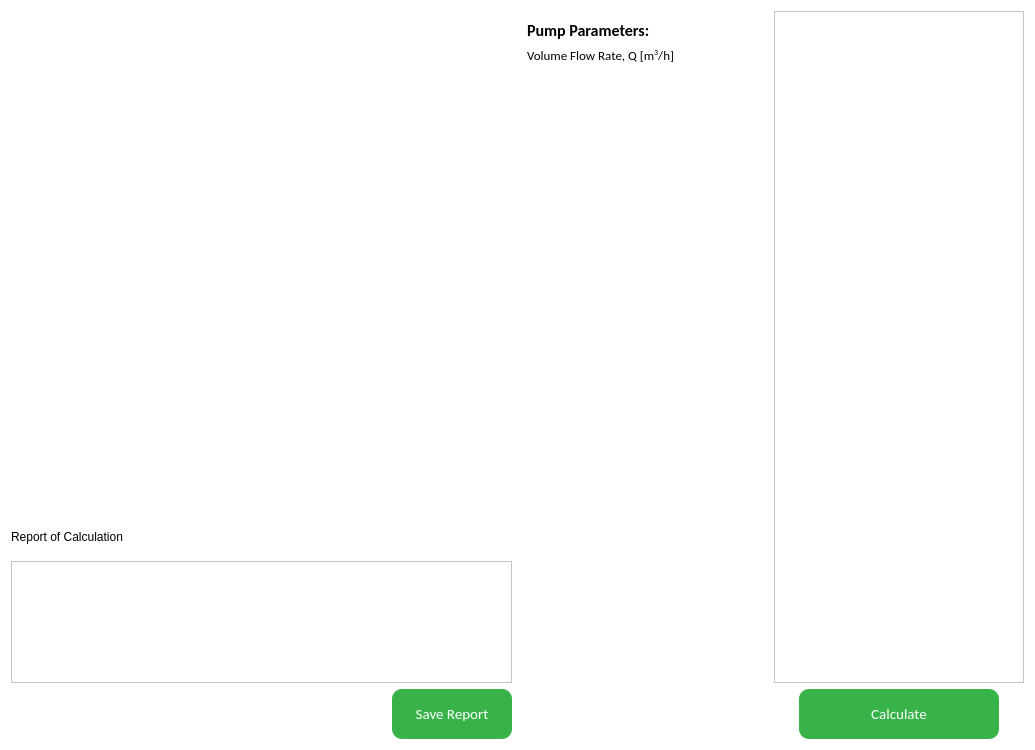
Above: src/ui/components/partswidgets/statorvaneswidget/statorvaneswidget.ui from 20jeka08/centrifugal-pump-calc before the change. Below: the same form after it.
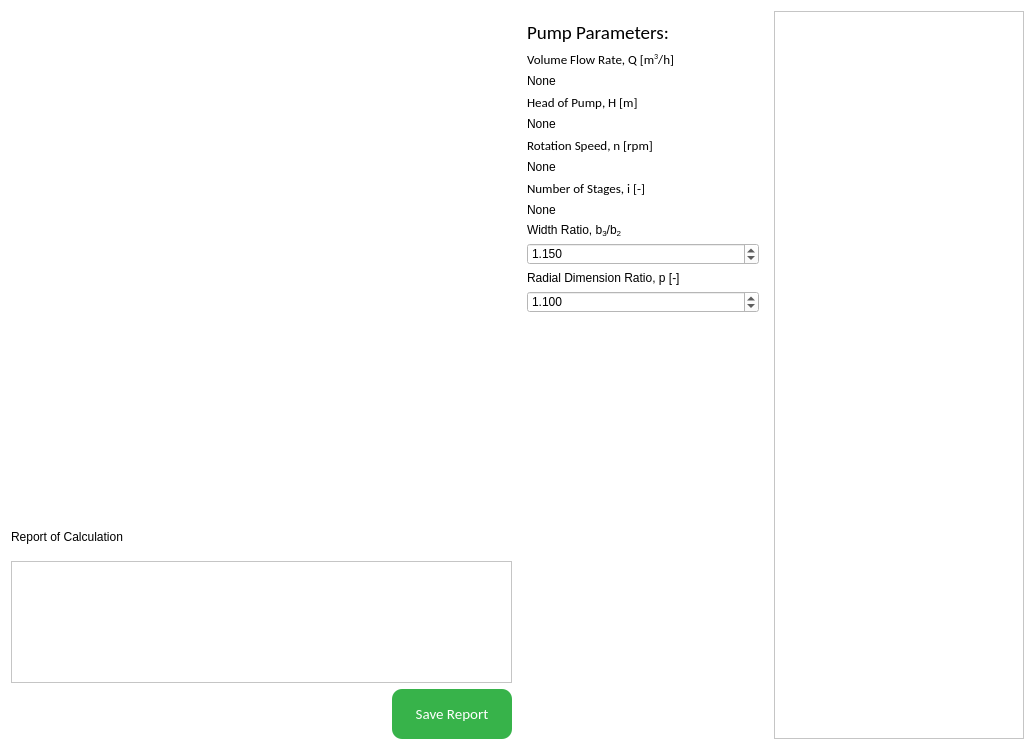
That is the form after the change. Icons and pictures are not drawn.

Commit message: changes in structure, some additions in stator vanes widget

What changed in the file:
```diff
--- a/src/ui/components/partswidgets/statorvaneswidget/statorvaneswidget.ui
+++ b/src/ui/components/partswidgets/statorvaneswidget/statorvaneswidget.ui
@@ -157,11 +157,15 @@
          <property name="font">
           <font>
            <family>Calibri</family>
-           <pointsize>12</pointsize>
-           <weight>75</weight>
-           <bold>true</bold>
+           <pointsize>14</pointsize>
+           <weight>9</weight>
+           <italic>false</italic>
+           <bold>false</bold>
           </font>
          </property>
+         <property name="styleSheet">
+          <string notr="true">font: 75 14pt &quot;Calibri&quot;;</string>
+         </property>
          <property name="text">
           <string>Pump Parameters:</string>
          </property>
@@ -180,6 +184,125 @@
          </property>
         </widget>
        </item>
+       <item>
+        <widget class="QLabel" name="volumeFlowRateLabel">
+         <property name="text">
+          <string>None</string>
+         </property>
+        </widget>
+       </item>
+       <item>
+        <widget class="QLabel" name="label_5">
+         <property name="font">
+          <font>
+           <family>Calibri</family>
+           <pointsize>10</pointsize>
+          </font>
+         </property>
+         <property name="text">
+          <string>Head of Pump, H [m]</string>
+         </property>
+        </widget>
+       </item>
+       <item>
+        <widget class="QLabel" name="headOfPumpLabel">
+         <property name="text">
+          <string>None</string>
+         </property>
+        </widget>
+       </item>
+       <item>
+        <widget class="QLabel" name="label_6">
+         <property name="font">
+          <font>
+           <family>Calibri</family>
+           <pointsize>10</pointsize>
+          </font>
+         </property>
+         <property name="text">
+          <string>Rotation Speed, n [rpm]</string>
+         </property>
+        </widget>
+       </item>
+       <item>
+        <widget class="QLabel" name="rotationSpeedLabel">
+         <property name="text">
+          <string>None</string>
+         </property>
+        </widget>
+       </item>
+       <item>
+        <widget class="QLabel" name="label_7">
+         <property name="font">
+          <font>
+           <family>Calibri</family>
+           <pointsize>10</pointsize>
+          </font>
+         </property>
+         <property name="text">
+          <string>Number of Stages, i [-]</string>
+         </property>
+        </widget>
+       </item>
+       <item>
+        <widget class="QLabel" name="numberOfStagesLabel">
+         <property name="text">
+          <string>None</string>
+         </property>
+        </widget>
+       </item>
+       <item>
+        <widget class="QLabel" name="label_8">
+         <property name="text">
+          <string>&lt;html&gt;&lt;head/&gt;&lt;body&gt;&lt;p&gt;Width Ratio, b&lt;span style=&quot; vertical-align:sub;&quot;&gt;3&lt;/span&gt;/b&lt;span style=&quot; vertical-align:sub;&quot;&gt;2&lt;/span&gt;&lt;/p&gt;&lt;/body&gt;&lt;/html&gt;</string>
+         </property>
+        </widget>
+       </item>
+       <item>
+        <widget class="QDoubleSpinBox" name="widthRatiob3b2DoubleSpinBox">
+         <property name="decimals">
+          <number>3</number>
+         </property>
+         <property name="minimum">
+          <double>1.050000000000000</double>
+         </property>
+         <property name="maximum">
+          <double>1.300000000000000</double>
+         </property>
+         <property name="singleStep">
+          <double>0.001000000000000</double>
+         </property>
+         <property name="value">
+          <double>1.150000000000000</double>
+         </property>
+        </widget>
+       </item>
+       <item>
+        <widget class="QLabel" name="label_9">
+         <property name="text">
+          <string>Radial Dimension Ratio, p [-]</string>
+         </property>
+        </widget>
+       </item>
+       <item>
+        <widget class="QDoubleSpinBox" name="radialDimensionRatioDoubleSpinBox">
+         <property name="decimals">
+          <number>3</number>
+         </property>
+         <property name="minimum">
+          <double>1.050000000000000</double>
+         </property>
+         <property name="maximum">
+          <double>1.150000000000000</double>
+         </property>
+         <property name="singleStep">
+          <double>0.001000000000000</double>
+         </property>
+         <property name="value">
+          <double>1.100000000000000</double>
+         </property>
+        </widget>
+       </item>
        <item>
         <spacer name="verticalSpacer">
          <property name="orientation">
@@ -198,7 +321,7 @@
     </widget>
    </item>
    <item>
-    <layout class="QVBoxLayout" name="verticalLayout_4" stretch="92,8">
+    <layout class="QVBoxLayout" name="verticalLayout_4" stretch="92">
      <item>
       <widget class="QScrollArea" name="scrollArea_2">
        <property name="widgetResizable">
@@ -210,89 +333,12 @@
           <x>0</x>
           <y>0</y>
           <width>246</width>
-          <height>659</height>
+          <height>724</height>
          </rect>
         </property>
        </widget>
       </widget>
      </item>
-     <item>
-      <layout class="QHBoxLayout" name="horizontalLayout_4">
-       <item>
-        <widget class="QPushButton" name="calculatePushButton">
-         <property name="sizePolicy">
-          <sizepolicy hsizetype="Fixed" vsizetype="Fixed">
-           <horstretch>0</horstretch>
-           <verstretch>0</verstretch>
-          </sizepolicy>
-         </property>
-         <property name="minimumSize">
-          <size>
-           <width>0</width>
-           <height>0</height>
-          </size>
-         </property>
-         <property name="maximumSize">
-          <size>
-           <width>200</width>
-           <height>50</height>
-          </size>
-         </property>
-         <property name="sizeIncrement">
-          <size>
-           <width>0</width>
-           <height>0</height>
-          </size>
-         </property>
-         <property name="font">
-          <font>
-           <family>Calibri</family>
-           <pointsize>11</pointsize>
-           <weight>50</weight>
-           <bold>false</bold>
-          </font>
-         </property>
-         <property name="cursor">
-          <cursorShape>PointingHandCursor</cursorShape>
-         </property>
-         <property name="layoutDirection">
-          <enum>Qt::LeftToRight</enum>
-         </property>
-         <property name="styleSheet">
-          <string notr="true">QPushButton {
-	background-color: rgb(55, 179, 74);
-	color: rgb(255, 255, 255);
-	border: none;
-	border-radius: 10px
-}
-
-QPushButton:hover {
-	background-color: rgb(71, 226, 90);
-}
-
-QPushButton:pressed {
-	background-color: rgb(108, 244, 121);
-}</string>
-         </property>
-         <property name="text">
-          <string>Calculate</string>
-         </property>
-         <property name="iconSize">
-          <size>
-           <width>16</width>
-           <height>16</height>
-          </size>
-         </property>
-         <property name="checkable">
-          <bool>false</bool>
-         </property>
-         <property name="autoDefault">
-          <bool>false</bool>
-         </property>
-        </widget>
-       </item>
-      </layout>
-     </item>
     </layout>
    </item>
   </layout>
```
The commit also changes 7 other files.
